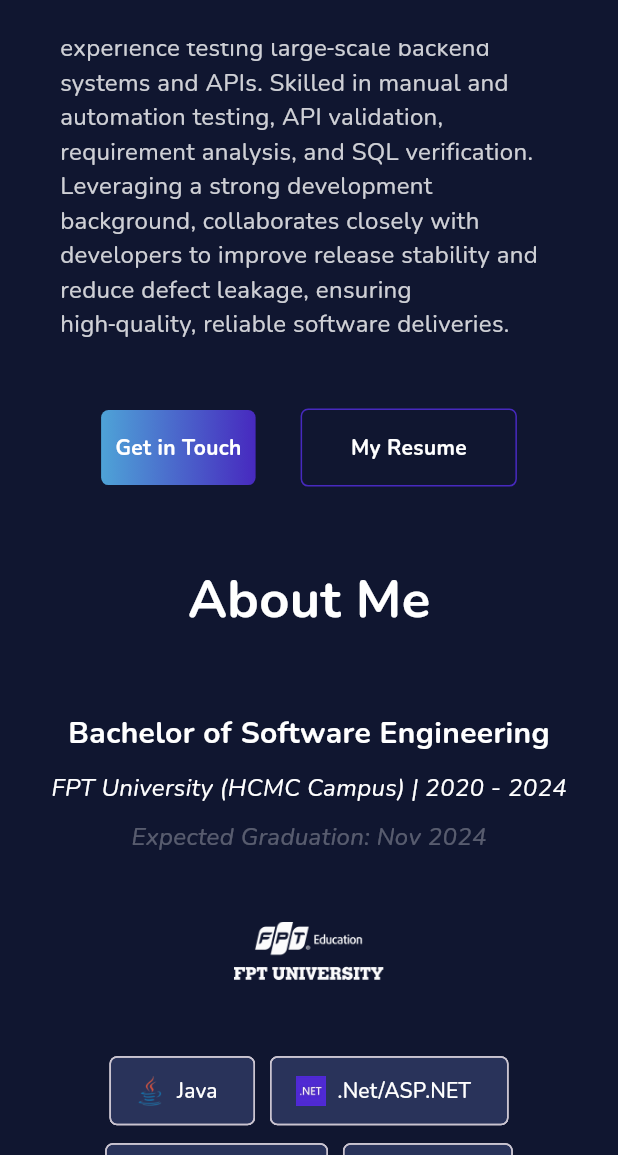
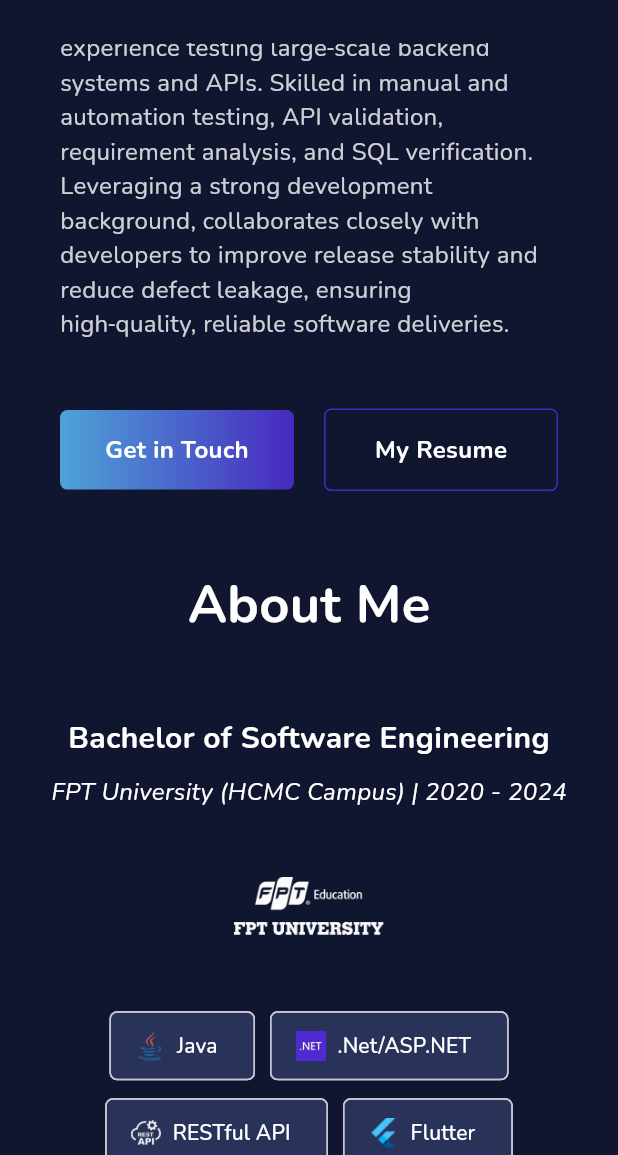
Before and after one commit to maotou-spy/phucbh_resume, a Flutter app: the screen it shows after launch, scrolled down 576 dp, on a phone screen of 412 x 824 dp, the part 81-1236 px from its top. Run offline on Flutter 3.47's test engine with Material 3 defaults, Android fonts, the phone set to English and light mode, and no system bars; drawn by our look-alikes of simple_gradient_text; our stand-ins replace flutter_dotenv, google_fonts; Roboto replaces fonts that are missing (Satisfy).

Commit message:
[maotou][update portfolio]

```diff
--- a/lib/utils/asset_helper.dart
+++ b/lib/utils/asset_helper.dart
@@ -23,9 +23,8 @@ class AssetHelper {
 
   // Experience items
   static const String fptSoftwareImage = 'lib/assets/imgs/fpt_software.png';
+  static const String tsbImage = 'lib/assets/imgs/tsb.png';
+  static const String s4btImage = 'lib/assets/imgs/s4bt.png';
   static const String baiImage = 'lib/assets/imgs/bai.png';
   static const String lumosImage = 'lib/assets/imgs/lumos.png';
-
-  static const String resumePdf =
-      'lib/assets/others/Phuc_BuiHuu_FullstackTestEngineer_Resume.pdf';
 }
--- a/lib/widgets/about_mobile_section.dart
+++ b/lib/widgets/about_mobile_section.dart
@@ -24,14 +24,14 @@ class AboutMobile extends StatelessWidget {
           style: AppTextStyle.body
               .copyWith(color: AppColors.white, fontStyle: FontStyle.italic),
         ),
-        const SizedBox(height: 10),
-        Text(
-          'Expected Graduation: Nov 2024',
-          style: AppTextStyle.body.copyWith(
-            color: AppColors.white.withOpacity(0.3),
-            fontStyle: FontStyle.italic,
-          ),
-        ),
+        // const SizedBox(height: 10),
+        // Text(
+        //   'Expected Graduation: Nov 2024',
+        //   style: AppTextStyle.body.copyWith(
+        //     color: AppColors.white.withOpacity(0.3),
+        //     fontStyle: FontStyle.italic,
+        //   ),
+        // ),
         const SizedBox(height: 45),
         Image.asset(
           AssetHelper.fptuImage,
--- a/lib/widgets/home_mobile_section.dart
+++ b/lib/widgets/home_mobile_section.dart
@@ -72,15 +72,14 @@ class MainMobile extends StatelessWidget {
             const SizedBox(height: 45),
             // contact btn
             Row(
-              mainAxisAlignment: MainAxisAlignment.center,
               children: [
-                GestureDetector(
+                Expanded(
+                  child: GestureDetector(
                     onTap: () {
                       onHireMeTap();
                     },
                     child: Container(
                       alignment: Alignment.center,
-                    width: screenWidth * 0.25,
                       padding: const EdgeInsets.symmetric(vertical: 15),
                       decoration: BoxDecoration(
                         gradient: AppColors.buttonGradient,
@@ -90,20 +89,21 @@ class MainMobile extends StatelessWidget {
                         'Get in Touch',
                         style: AppTextStyle.subtitle.copyWith(
                           color: AppColors.white,
-                        fontSize: 14,
+                          fontSize: 16,
                         ),
                       ),
                     ),
                   ),
-                const SizedBox(width: 30),
-                GestureDetector(
+                ),
+                const SizedBox(width: 20),
+                Expanded(
+                  child: GestureDetector(
                     onTap: () async {
                       final resumeUrl = dotenv.get('RESUME_URL');
                       await UrlHelper.openUrl(resumeUrl);
                     },
                     child: Container(
                       alignment: Alignment.center,
-                    width: screenWidth * 0.35,
                       padding: const EdgeInsets.symmetric(vertical: 15),
                       decoration: BoxDecoration(
                         color: Colors.transparent,
@@ -116,7 +116,8 @@ class MainMobile extends StatelessWidget {
                         'My Resume',
                         style: AppTextStyle.subtitle.copyWith(
                           color: AppColors.white,
-                        fontSize: 14,
+                          fontSize: 16,
+                        ),
                       ),
                     ),
                   ),
```
Also changed, not shown: lib/utils/ex_util.dart (+36 -29 lines), lib/widgets/about_desktop_section.dart (+7 -7 lines), lib/widgets/experience_card.dart (+68 -32 lines), lib/widgets/experience_section.dart (+65 -31 lines), lib/assets/imgs/s4bt.png (added), lib/assets/imgs/tsb.png (added), 1 other file. Lines whose indentation alone changed are shown as unchanged.
